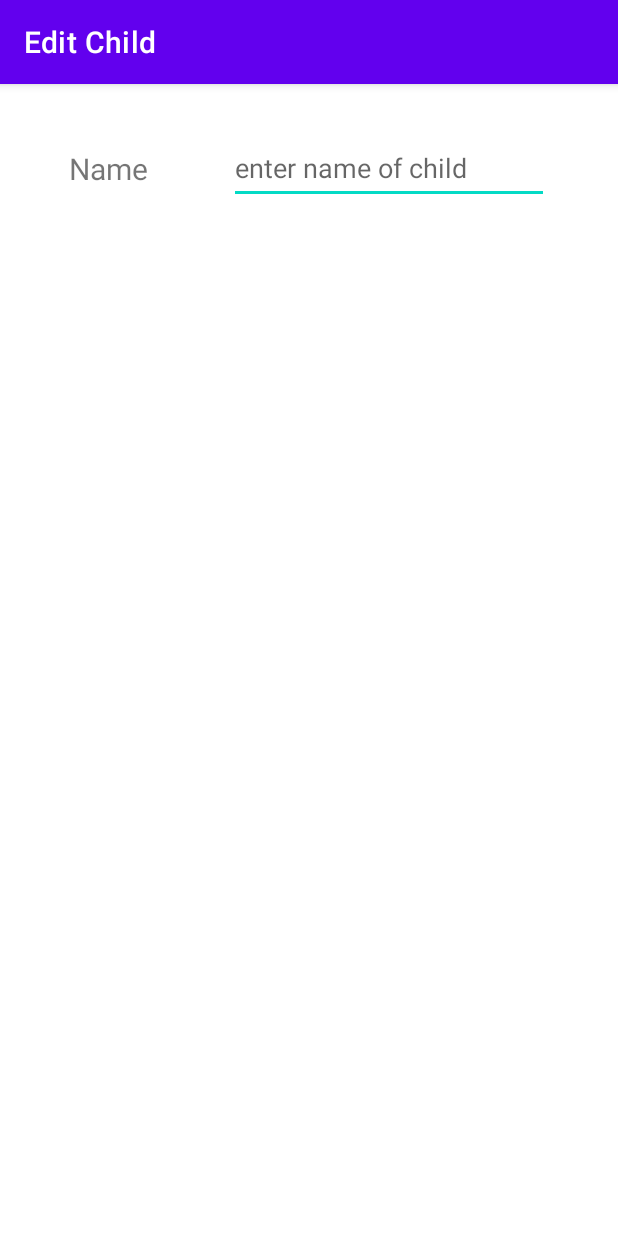
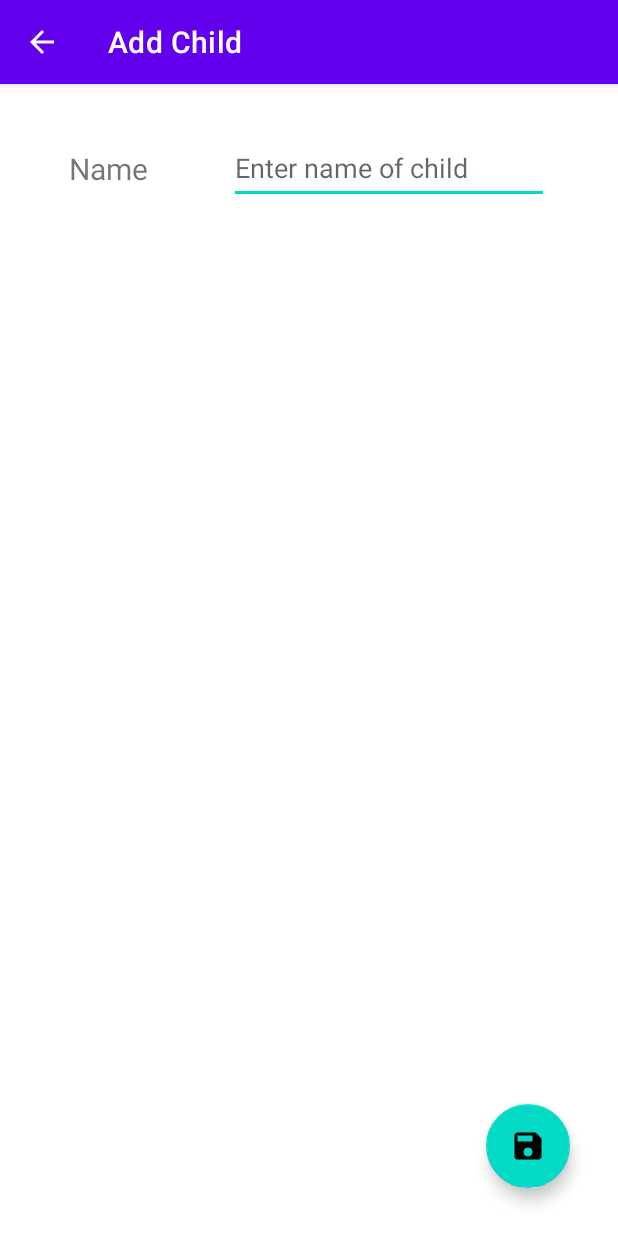
Before and after one commit to JackyL-CyberTofu/Child-Management-App, an Android app: the ChildEditActivity screen opened directly, with no data from a screen before it, on a phone screen of 412 x 824 dp. Run offline under Robolectric (Android 15) with nearby library versions, the phone set to English and light mode, and no system bars.

Commit message:
Add adding and editing children within activities.

```diff
--- a/app/src/main/java/ca/sfu/cmpt276/be/parentapp/ChildEditActivity.java
+++ b/app/src/main/java/ca/sfu/cmpt276/be/parentapp/ChildEditActivity.java
@@ -3,22 +3,115 @@ package ca.sfu.cmpt276.be.parentapp;
 import android.content.Context;
 import android.content.Intent;
 import android.os.Bundle;
+import android.view.View;
+import android.widget.Button;
+import android.widget.EditText;
+import android.widget.Toast;
 
 import androidx.appcompat.app.AppCompatActivity;
 
+import com.google.android.material.floatingactionbutton.FloatingActionButton;
+
 import java.util.Objects;
 
+import ca.sfu.cmpt276.be.parentapp.model.Child;
+import ca.sfu.cmpt276.be.parentapp.model.ChildManager;
+
 public class ChildEditActivity extends AppCompatActivity {
+
+    private static final String EXTRA_CHILD_LOCATION = "childLocation";
+    private static final String EXTRA_DO_EDIT = "doEdit";
+    private final ChildManager childManager = ChildManager.getInstance();
+
+    private boolean doEdit;
+    private int childPosition;
 
     @Override
     protected void onCreate(Bundle savedInstanceState) {
         super.onCreate(savedInstanceState);
         setContentView(R.layout.activity_edit_child);
+
         Objects.requireNonNull(getSupportActionBar()).setTitle("Edit Child");
+        getSupportActionBar().setDisplayHomeAsUpEnabled(true);
+
+
+        setExtras();
+        setUpSaveButton();
+        setUpDeleteButton();
     }
 
+    @Override
+    public boolean onSupportNavigateUp() {
+        saveAndExit();
+        return true;
+    }
+
+    private void setUpDeleteButton() {
+        Button deleteButton = findViewById(R.id.deleteButton);
+        if (!doEdit) {
+            deleteButton.setVisibility(View.GONE);
+        }
+        deleteButton.setOnClickListener(v -> deleteAndExit());
+    }
+
+    private void setUpSaveButton() {
+        FloatingActionButton saveFab = findViewById(R.id.saveButton);
+        saveFab.setOnClickListener(v -> saveAndExit());
+    }
+
+    private void deleteChild() {
+        childManager.remove(childPosition);
+    }
+
+    private void saveAndExit() {
+        EditText childNameEditText = findViewById(R.id.editChildName);
+        String newName = childNameEditText.getText().toString();
+
+        if (newName.isEmpty()) {
+            Toast.makeText(this, "Please enter a name for the child.", Toast.LENGTH_SHORT).show();
+        } else {
+            save(newName);
+            finish();
+        }
+    }
+
+    private void save(String newName) {
+        if (doEdit) {
+            childManager.get(childPosition).setName(newName);
+        } else {
+            childManager.add(new Child(newName));
+        }
+    }
+
+    private void deleteAndExit() {
+        deleteChild();
+        finish();
+    }
+
+    private void setExtras() {
+        Intent intent = getIntent();
+        doEdit = intent.getBooleanExtra(EXTRA_DO_EDIT, false);
+        childPosition = intent.getIntExtra(EXTRA_CHILD_LOCATION, -1);
+
+        if (doEdit) {
+            EditText childNameEditText = findViewById(R.id.editChildName);
+            String childName = childManager.get(childPosition).getName();
+            childNameEditText.setText(childName);
+        } else {
+            Objects.requireNonNull(getSupportActionBar()).setTitle("Add Child");
+        }
+    }
 
     public static Intent makeIntent(Context context) {
         return new Intent(context, ChildEditActivity.class);
     }
+
+    public static Intent makeIntent(Context context, int childPosition) {
+        Intent editChildIntent = new Intent(context, ChildEditActivity.class);
+
+        editChildIntent.putExtra(EXTRA_CHILD_LOCATION, childPosition);
+        editChildIntent.putExtra(EXTRA_DO_EDIT, true);
+
+        return editChildIntent;
+    }
 }
--- a/app/src/main/java/ca/sfu/cmpt276/be/parentapp/MainActivity.java
+++ b/app/src/main/java/ca/sfu/cmpt276/be/parentapp/MainActivity.java
@@ -2,6 +2,7 @@ package ca.sfu.cmpt276.be.parentapp;
 
 import androidx.appcompat.app.AppCompatActivity;
 
+import android.content.Intent;
 import android.os.Bundle;
 
 public class MainActivity extends AppCompatActivity {
@@ -10,5 +11,8 @@ public class MainActivity extends AppCompatActivity {
     protected void onCreate(Bundle savedInstanceState) {
         super.onCreate(savedInstanceState);
         setContentView(R.layout.activity_main);
+
+        Intent doEdit = ChildListActivity.makeIntent(MainActivity.this);
+        startActivity(doEdit);
     }
 }
--- /dev/null
+++ b/app/src/main/res/drawable/ic_baseline_save_24_white.xml
@@ -0,0 +1,5 @@
+<vector android:height="24dp" android:tint="#FFFFFF"
+    android:viewportHeight="24" android:viewportWidth="24"
+    android:width="24dp" xmlns:android="http://schemas.android.com/apk/res/android">
+    <path android:fillColor="@android:color/white" android:pathData="M17,3L5,3c-1.11,0 -2,0.9 -2,2v14c0,1.1 0.89,2 2,2h14c1.1,0 2,-0.9 2,-2L21,7l-4,-4zM12,19c-1.66,0 -3,-1.34 -3,-3s1.34,-3 3,-3 3,1.34 3,3 -1.34,3 -3,3zM15,9L5,9L5,5h10v4z"/>
+</vector>
--- a/app/src/main/res/layout/activity_edit_child.xml
+++ b/app/src/main/res/layout/activity_edit_child.xml
@@ -12,13 +12,13 @@
         android:layout_marginEnd="32dp"
         android:text="@string/name_label"
         android:textSize="20sp"
-        app:layout_constraintBottom_toBottomOf="@+id/editTextTextPersonName"
-        app:layout_constraintEnd_toStartOf="@+id/editTextTextPersonName"
+        app:layout_constraintBottom_toBottomOf="@+id/editChildName"
+        app:layout_constraintEnd_toStartOf="@+id/editChildName"
         app:layout_constraintStart_toStartOf="parent"
-        app:layout_constraintTop_toTopOf="@+id/editTextTextPersonName" />
+        app:layout_constraintTop_toTopOf="@+id/editChildName" />
 
     <EditText
-        android:id="@+id/editTextTextPersonName"
+        android:id="@+id/editChildName"
         android:layout_width="wrap_content"
         android:layout_height="wrap_content"
         android:layout_marginStart="8dp"
@@ -32,4 +32,27 @@
         app:layout_constraintEnd_toEndOf="parent"
         app:layout_constraintStart_toEndOf="@+id/editNameDefault"
         app:layout_constraintTop_toTopOf="parent" />
+
+    <com.google.android.material.floatingactionbutton.FloatingActionButton
+        android:id="@+id/saveButton"
+        android:layout_width="wrap_content"
+        android:layout_height="wrap_content"
+        android:layout_marginEnd="32dp"
+        android:layout_marginBottom="32dp"
+        android:clickable="true"
+        android:contentDescription="@string/save_button_label"
+        app:layout_constraintBottom_toBottomOf="parent"
+        app:layout_constraintEnd_toEndOf="parent"
+        app:srcCompat="@drawable/ic_baseline_save_24_white"
+        android:focusable="true" />
+
+    <Button
+        android:id="@+id/deleteButton"
+        android:layout_width="wrap_content"
+        android:layout_height="wrap_content"
+        android:layout_marginStart="32dp"
+        android:layout_marginBottom="32dp"
+        android:text="@string/deleteButtonText"
+        app:layout_constraintBottom_toBottomOf="parent"
+        app:layout_constraintStart_toStartOf="parent" />
 </androidx.constraintlayout.widget.ConstraintLayout>
--- a/app/src/main/res/values/strings.xml
+++ b/app/src/main/res/values/strings.xml
@@ -2,5 +2,8 @@
     <string name="app_name">BeParentApp</string>
     <string name="button_description">Add new children</string>
     <string name="name_label">Name</string>
-    <string name="child_name_edit_hint">enter name of child</string>
+    <string name="child_name_edit_hint">Enter name of child</string>
+    <string name="save_button_label">Save changes</string>
+    <string name="deleteButtonText">DELETE</string>
+    <string name="add_button_description">Add new child</string>
 </resources>
```
Also changed, not shown: app/src/main/java/ca/sfu/cmpt276/be/parentapp/ChildListActivity.java (+18 -8 lines), app/src/main/res/layout/activity_child_list.xml (+6 -3 lines).
